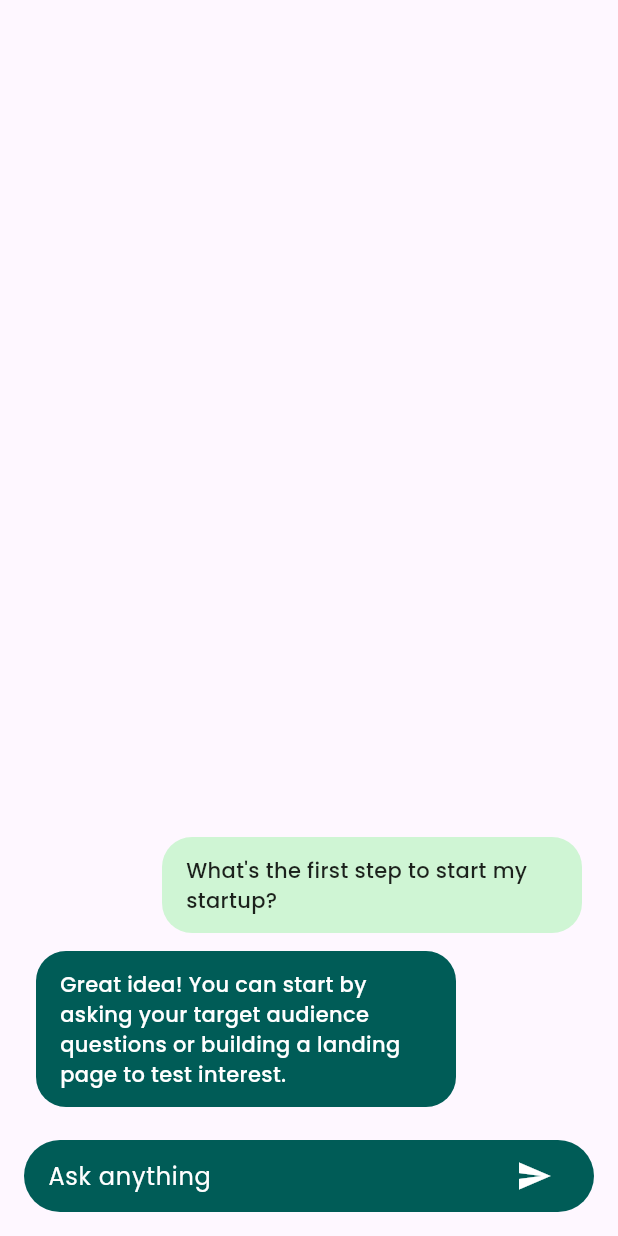
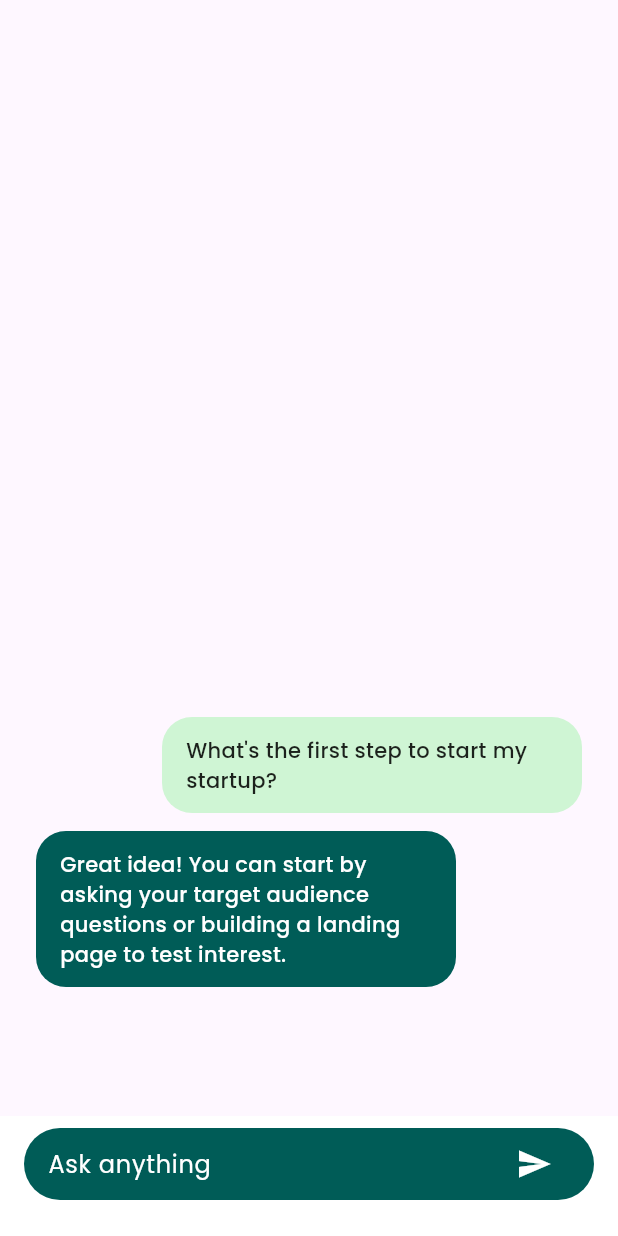
Before and after one commit to vanness-liu/StartSmart, a Flutter app: the ChatbotPage screen opened directly, after a tap on "What's the first step to start my startu", on a phone screen of 412 x 824 dp. Run offline on Flutter 3.47's test engine with Material 3 defaults, Android fonts, the phone set to English and light mode, and no system bars; our stand-ins replace cloud_firestore, firebase_auth, firebase_core, flutter_svg; accounts and stored records are empty.

Commit message:
Update chatbotPage.dart

```diff
--- a/frontend/lib/chatbotPage.dart
+++ b/frontend/lib/chatbotPage.dart
@@ -66,11 +66,8 @@ class _ChatbotPageState extends State<ChatbotPage> {
   }
 
   Widget buildLandingView() {
-    return SingleChildScrollView(
-      child: Padding(
-        padding: const EdgeInsets.symmetric(horizontal: 24.0, vertical: 30.0),
-        child: Column(
-          crossAxisAlignment: CrossAxisAlignment.start,
+    return ListView(
+      padding: EdgeInsets.symmetric(horizontal: 24.0, vertical: 30.0),
       children: [
         Center(
           child: Column(
@@ -103,8 +100,7 @@ class _ChatbotPageState extends State<ChatbotPage> {
                 style: ElevatedButton.styleFrom(
                   backgroundColor: userBubbleColor,
                   foregroundColor: textColor,
-                      padding:
-                          EdgeInsets.symmetric(vertical: 14, horizontal: 20),
+                  padding: EdgeInsets.symmetric(vertical: 14, horizontal: 20),
                   shape: RoundedRectangleBorder(
                     borderRadius: BorderRadius.circular(30),
                   ),
@@ -116,14 +112,8 @@ class _ChatbotPageState extends State<ChatbotPage> {
                 child: Text(question),
               ),
             )),
-            SizedBox(height: 30),
-            Padding(
-              padding: const EdgeInsets.only(bottom: 20.0), // 👈 added padding here
-              child: buildInputBar(),
-            ),
+        SizedBox(height: 80), // Space above input bar
       ],
-        ),
-      ),
     );
   }
 
@@ -133,25 +123,26 @@ class _ChatbotPageState extends State<ChatbotPage> {
         Expanded(
           child: Padding(
             padding: const EdgeInsets.symmetric(horizontal: 24.0),
-            child: ListView(
+            child: ListView.builder(
               reverse: true,
-              children: messages.reversed
-                  .map((msg) =>
-                      buildBubble(msg['text']!, msg['sender'] == 'user'))
-                  .toList(),
+              itemCount: messages.length,
+              itemBuilder: (context, index) {
+                final msg = messages[messages.length - 1 - index];
+                return buildBubble(msg['text']!, msg['sender'] == 'user');
+              },
             ),
           ),
         ),
-        Padding(
-          padding: const EdgeInsets.all(16.0),
-          child: buildInputBar(),
-        ),
+        SizedBox(height: 80), // Space above input bar
       ],
     );
   }
 
   Widget buildInputBar() {
     return Container(
+      color: Colors.white,
+      padding: EdgeInsets.fromLTRB(16, 8, 16, 24),
+      child: Container(
         decoration: BoxDecoration(
           color: backgroundInput,
           borderRadius: BorderRadius.circular(30),
@@ -165,24 +156,29 @@ class _ChatbotPageState extends State<ChatbotPage> {
                 style: TextStyle(color: Colors.white),
                 decoration: InputDecoration(
                   hintText: "Ask anything",
-                hintStyle: TextStyle(color: Color.fromARGB(255, 255, 255, 255)),
+                  hintStyle:
+                      TextStyle(color: Color.fromARGB(255, 255, 255, 255)),
                   border: InputBorder.none,
                 ),
                 cursorColor: textColor,
-              onSubmitted: (value) => sendMessage(value), //press enter
+                onSubmitted: (value) => sendMessage(value),
               ),
             ),
             IconButton(
-            icon: Icon(Icons.send, color: Color.fromARGB(255, 255, 255, 255)),
+              icon: Icon(Icons.send, color: Colors.white),
               onPressed: () => sendMessage(_controller.text),
-          )
+            ),
           ],
+        ),
       ),
     );
   }
 
   @override
   Widget build(BuildContext context) {
-    return hasStartedChat ? buildChatView() : buildLandingView();
+    return Scaffold(
+      body: SafeArea(child: hasStartedChat ? buildChatView() : buildLandingView()),
+      bottomNavigationBar: buildInputBar(),
+    );
   }
 }
```
Lines whose indentation alone changed are shown as unchanged.
